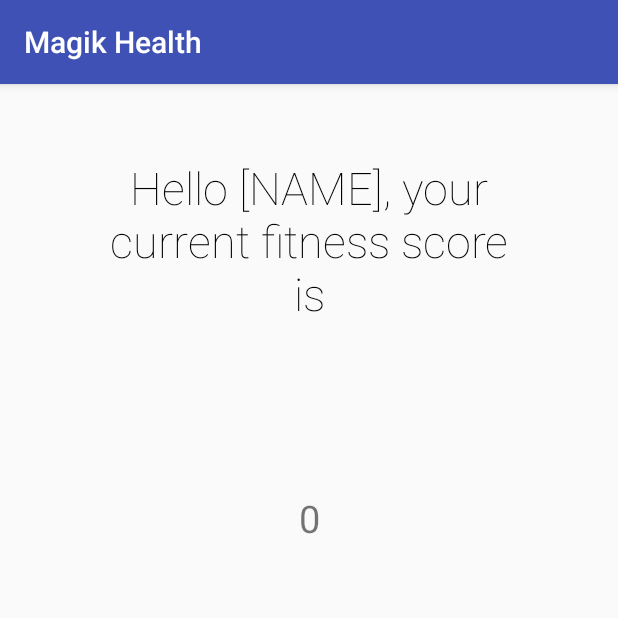
After one commit to AdityaSharma1999/Magik, an Android app: the YourHealthActivity screen opened directly, with no data from a screen before it, on a phone screen of 412 x 824 dp, the top half of it. The commit adds this screen. Run offline under Robolectric (Android 15) with nearby library versions, the phone set to English and light mode, and no system bars; libraries missing offline, so code that uses them is left out: com.appolica.flubber, com.parse; 5 statements that could not run were skipped.

Commit message:
MyHealth

```diff
--- a/Magik2.0/app/build.gradle
+++ b/Magik2.0/app/build.gradle
@@ -28,6 +28,7 @@ dependencies {
     androidTestImplementation 'com.android.support.test.espresso:espresso-core:3.0.1'
     compile 'ir.sohreco.circularpulsingbutton:circular-pulsing-button:1.1.1'
     compile 'com.parse:parse-android:1.16.3'
+    compile 'com.appolica:flubber:1.0.1'
 
 }
 
--- a/Magik2.0/app/src/main/AndroidManifest.xml
+++ b/Magik2.0/app/src/main/AndroidManifest.xml
@@ -36,7 +36,8 @@
             android:value="@string/back4app_client_key" />
 
         <activity android:name=".SignUpActivity" />
-        <activity android:name=".HomeActivity"></activity>
+        <activity android:name=".HomeActivity" />
+        <activity android:name=".YourHealthActivity"></activity>
     </application>
 
 </manifest>
--- a/Magik2.0/app/src/main/java/com/magik/magikapp/SignUpActivity.java
+++ b/Magik2.0/app/src/main/java/com/magik/magikapp/SignUpActivity.java
@@ -95,6 +95,7 @@ public class SignUpActivity extends AppCompatActivity {
         newUser.put("gender", user.getPersonGender());
         newUser.put("height", user.getPersonHeight());
         newUser.put("weight", user.getPersonWeight());
+        newUser.put("fitness_score", user.getFitness_score());
         user.setUserObjectID(newUser.getObjectId());
         newUser.signUpInBackground(new SignUpCallback() {
             @Override
--- /dev/null
+++ b/Magik2.0/app/src/main/java/com/magik/magikapp/YourHealthActivity.java
@@ -0,0 +1,45 @@
+package com.magik.magikapp;
+
+import android.support.v7.app.AppCompatActivity;
+import android.os.Bundle;
+import android.view.View;
+
+import com.appolica.flubber.Flubber;
+import com.parse.Parse;
+import com.parse.ParseUser;
+
+public class YourHealthActivity extends AppCompatActivity {
+
+    private View fitnessScoreView;
+    private String name;
+    private int fitnessScore;
+
+    @Override
+    protected void onCreate(Bundle savedInstanceState) {
+        super.onCreate(savedInstanceState);
+        setContentView(R.layout.activity_your_health);
+        getData();
+        initElements();
+        runAnimation();
+    }
+
+    private void runAnimation(){
+        Flubber.with()
+                .animation(Flubber.AnimationPreset.POP) // Slide up animation
+                .repeatCount(1)                              // Repeat once
+                .duration(1000)                              // Last for 1000 milliseconds(1 second)
+                .createFor(fitnessScoreView)                             // Apply it to the view
+                .start();
+    }
+
+    private void initElements(){
+        fitnessScoreView = fitnessScoreView.findViewById(R.id.tv_fitness_score_fancy);
+    }
+
+    private void getData(){
+        ParseUser curUser = ParseUser.getCurrentUser();
+        name = curUser.get("name").toString();
+        fitnessScore = Integer.parseInt(curUser.get("fitness_score").toString());
+
+    }
+}
--- /dev/null
+++ b/Magik2.0/app/src/main/res/layout/activity_your_health.xml
@@ -0,0 +1,44 @@
+<?xml version="1.0" encoding="utf-8"?>
+<android.support.constraint.ConstraintLayout xmlns:android="http://schemas.android.com/apk/res/android"
+    xmlns:app="http://schemas.android.com/apk/res-auto"
+    xmlns:tools="http://schemas.android.com/tools"
+    android:layout_width="match_parent"
+    android:layout_height="match_parent"
+    tools:context="com.magik.magikapp.YourHealthActivity">
+
+    <TextView
+        android:id="@+id/tv_greeting_health"
+        android:layout_width="274dp"
+        android:layout_height="135dp"
+        android:layout_marginBottom="8dp"
+        android:layout_marginEnd="8dp"
+        android:layout_marginStart="8dp"
+        android:layout_marginTop="8dp"
+        android:fontFamily="sans-serif-thin"
+        android:gravity="center"
+        android:text="Hello [NAME], your current fitness score is"
+        android:textColor="#000"
+        android:textSize="30dp"
+        app:layout_constraintBottom_toBottomOf="parent"
+        app:layout_constraintEnd_toEndOf="parent"
+        app:layout_constraintStart_toStartOf="parent"
+        app:layout_constraintTop_toTopOf="parent"
+        app:layout_constraintVertical_bias="0.047" />
+
+    <TextView
+        android:id="@+id/tv_fitness_score_fancy"
+        android:layout_width="178dp"
+        android:layout_height="75dp"
+        android:layout_marginBottom="8dp"
+        android:layout_marginEnd="8dp"
+        android:layout_marginStart="8dp"
+        android:layout_marginTop="8dp"
+        android:gravity="center"
+        android:text="0"
+        android:textSize="25dp"
+        app:layout_constraintBottom_toBottomOf="parent"
+        app:layout_constraintEnd_toEndOf="parent"
+        app:layout_constraintStart_toStartOf="parent"
+        app:layout_constraintTop_toTopOf="parent"
+        app:layout_constraintVertical_bias="0.361" />
+</android.support.constraint.ConstraintLayout>
```
Also changed, not shown: Magik2.0/app/src/main/java/com/magik/magikapp/HomeActivity.java (+9 -1 lines), Magik2.0/app/src/main/java/com/magik/magikapp/User.java (+15 -0 lines).
